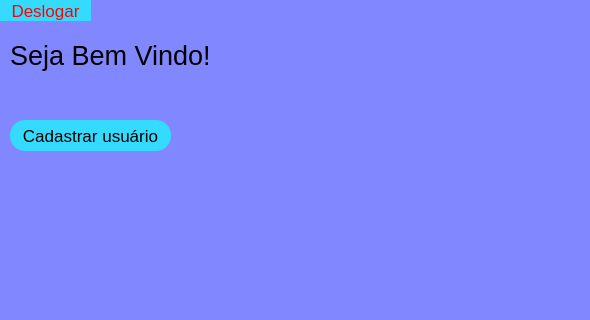
This is tela_admin.ui in VBSX/Groove-PyCryptoBot as Qt 5 draws it before an edit; both pictures show x 0 to 590 and y 0 to 320 of the 590 by 597 pixel window. The edited form follows.
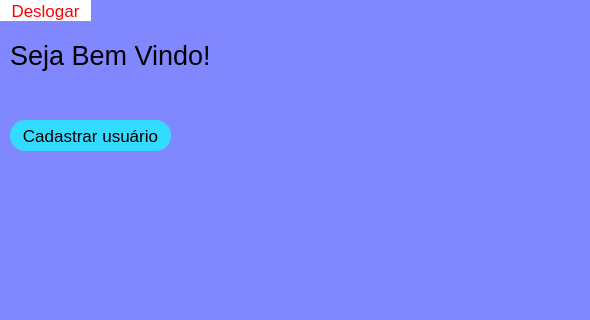
This is the edited form.

Commit message: Melhorias na interface grafica

The edit to the form file:
```diff
--- a/tela_admin.ui
+++ b/tela_admin.ui
@@ -32,7 +32,7 @@
      </font>
     </property>
     <property name="styleSheet">
-     <string notr="true">background-color: rgb(53, 218, 255);
+     <string notr="true">background-color: rgb(255, 255, 255);
 border-radius: 15px;
 border-style: outset;
 color: rgb(255, 0, 0);</string>
@@ -46,7 +46,7 @@
      <rect>
       <x>10</x>
       <y>40</y>
-      <width>231</width>
+      <width>201</width>
       <height>31</height>
      </rect>
     </property>
@@ -86,7 +86,7 @@
    <widget class="QLabel" name="label_2">
     <property name="geometry">
      <rect>
-      <x>240</x>
+      <x>210</x>
       <y>40</y>
       <width>231</width>
       <height>31</height>
```
Left out of the diff: 2 changed lines with no effect on the pictures. The commit also changes 4 other files.
